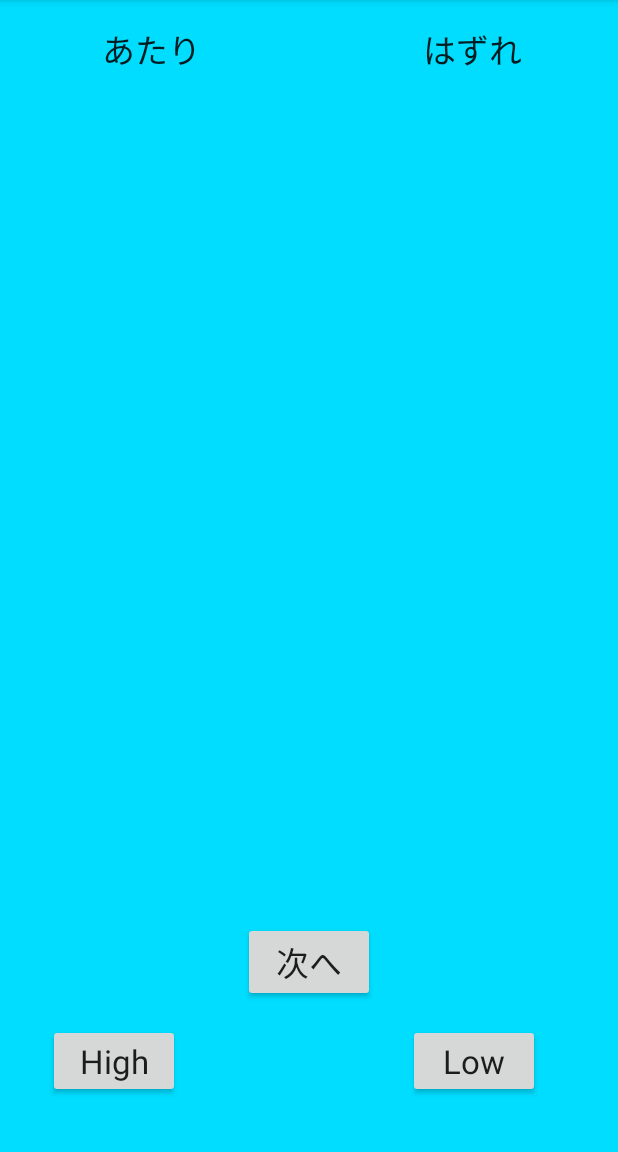
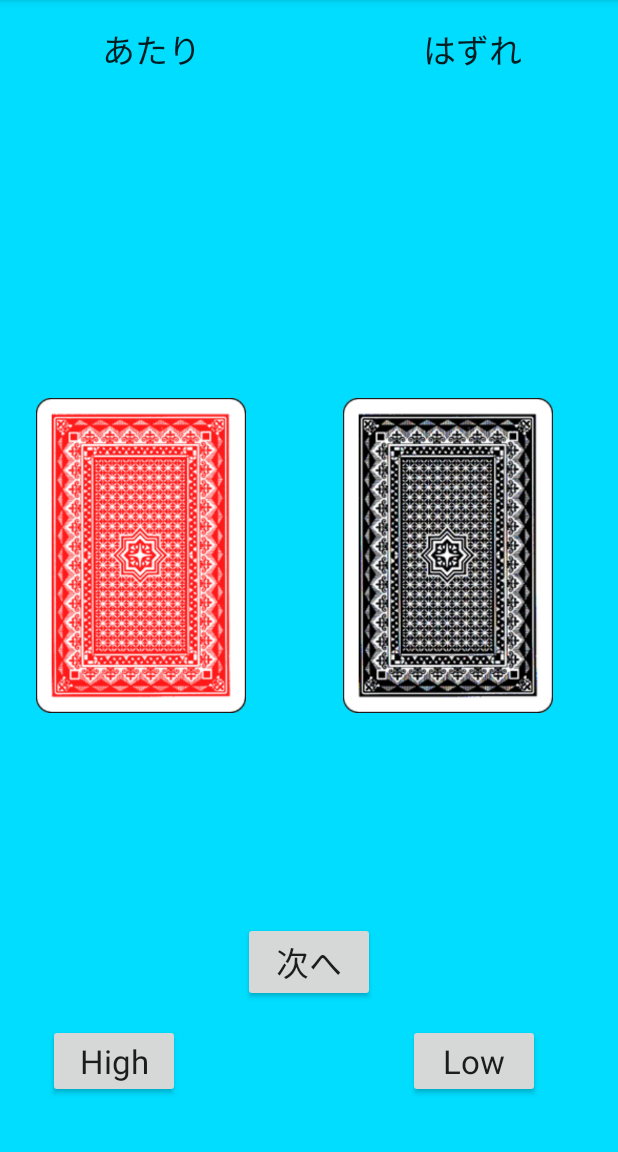
Before and after one commit to yongwoon/balnk, an Android app: the screen it shows after launch (MainActivity), on a phone screen of 412 x 824 dp, the part 84-1236 px from its top. Run offline under Robolectric (Android 15) with nearby library versions, the phone set to English and light mode, and no system bars.

Commit message:
Add image view

```diff
--- a/HighandLow/app/src/main/res/layout/activity_main.xml
+++ b/HighandLow/app/src/main/res/layout/activity_main.xml
@@ -69,4 +69,34 @@
         app:layout_constraintBottom_toBottomOf="parent"
         app:layout_constraintEnd_toEndOf="parent"
         app:layout_constraintStart_toStartOf="parent" />
+
+    <ImageView
+        android:id="@+id/imageView"
+        android:layout_width="140dp"
+        android:layout_height="210dp"
+        android:layout_marginStart="24dp"
+        android:layout_marginLeft="24dp"
+        android:layout_marginTop="8dp"
+        android:contentDescription="@string/mycard_description"
+        app:layout_constraintBottom_toTopOf="@+id/highBtn"
+        app:layout_constraintStart_toStartOf="parent"
+        app:layout_constraintTop_toBottomOf="@+id/hitText"
+        app:srcCompat="@drawable/z02" />
+
+    <ImageView
+        android:id="@+id/droidCardImage"
+        android:layout_width="140dp"
+        android:layout_height="210dp"
+        android:layout_marginStart="48dp"
+        android:layout_marginLeft="48dp"
+        android:layout_marginTop="8dp"
+        android:layout_marginEnd="24dp"
+        android:layout_marginRight="24dp"
+        android:contentDescription="@string/droid_description"
+        app:layout_constraintBottom_toTopOf="@+id/button2"
+        app:layout_constraintEnd_toEndOf="parent"
+        app:layout_constraintHorizontal_bias="0.457"
+        app:layout_constraintStart_toEndOf="@+id/imageView"
+        app:layout_constraintTop_toBottomOf="@+id/textView2"
+        app:srcCompat="@drawable/z01" />
 </android.support.constraint.ConstraintLayout>
--- a/HighandLow/app/src/main/res/values/strings.xml
+++ b/HighandLow/app/src/main/res/values/strings.xml
@@ -5,4 +5,6 @@
     <string name="high_text">High</string>
     <string name="next_text">次へ</string>
     <string name="low_text">Low</string>
+    <string name="mycard_description">mycard description</string>
+    <string name="droid_description">droid description</string>
 </resources>
```
